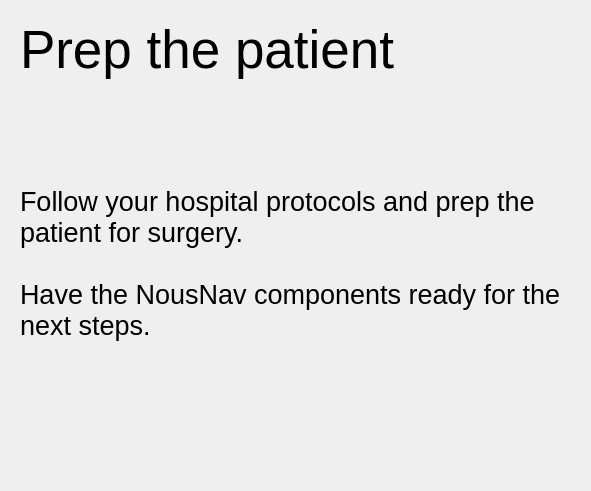
Qt form Registration/Resources/UI/Registration.ui (NousNav/SlicerOpenNav) before a commit.
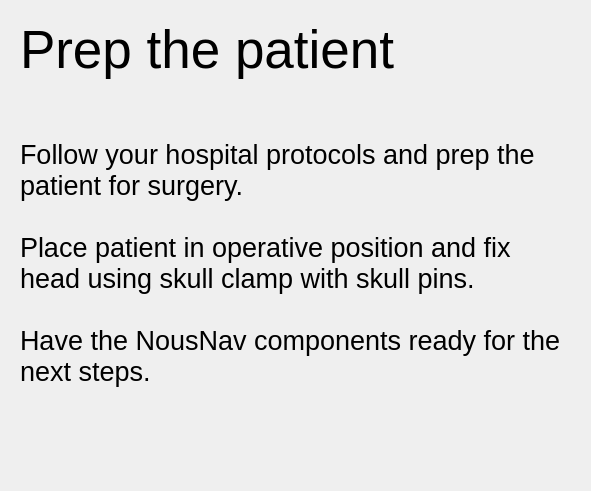
The same form after that commit. The open tabs and pages were chosen to show the change. Custom widgets are drawn as their Qt base class.

Commit message: ENH: Clarify instructions and feedback

Diff of the .ui file:
```diff
--- a/Registration/Resources/UI/Registration.ui
+++ b/Registration/Resources/UI/Registration.ui
@@ -8,6 +8,8 @@
     <y>0</y>
     <width>591</width>
     <height>491</height>
+    <width>592</width>
+    <height>504</height>
    </rect>
   </property>
   <layout class="QVBoxLayout" name="verticalLayout">
@@ -53,6 +55,8 @@
          <property name="text">
           <string>Follow your hospital protocols and prep the patient for surgery. 
 
+Place patient in operative position and fix head using skull clamp with skull pins.
+
 Have the NousNav components ready for the next steps.
 </string>
          </property>
```
Left out of the diff: 4 changed lines with no effect on the pictures. The commit also changes 1 other file.
